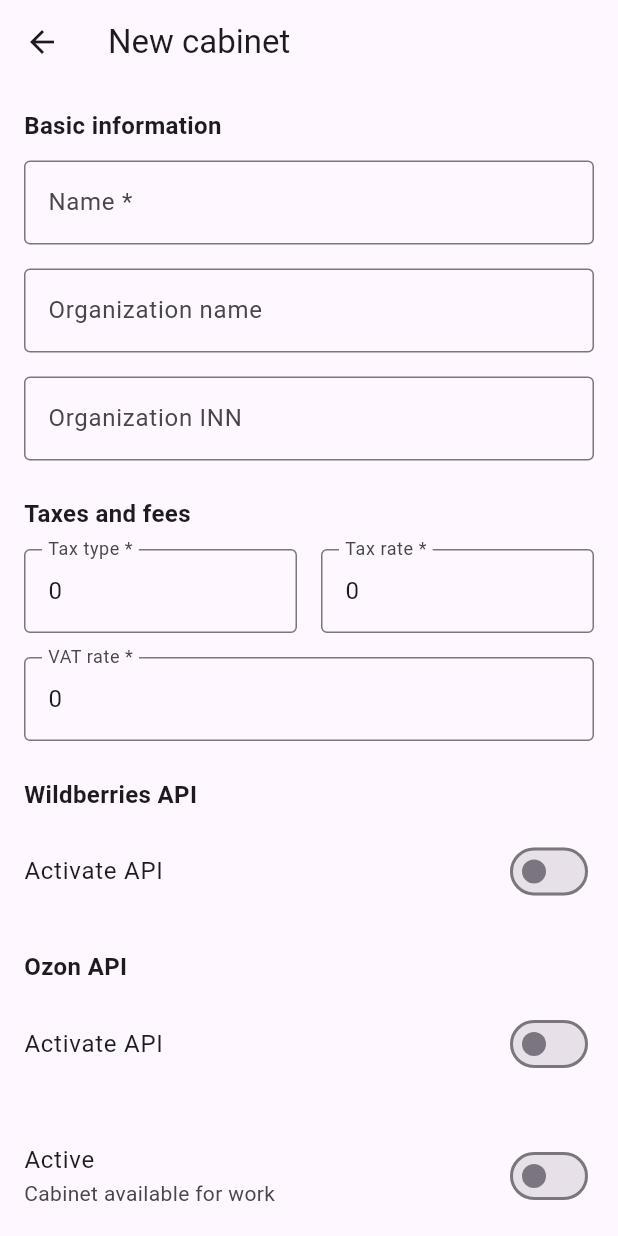
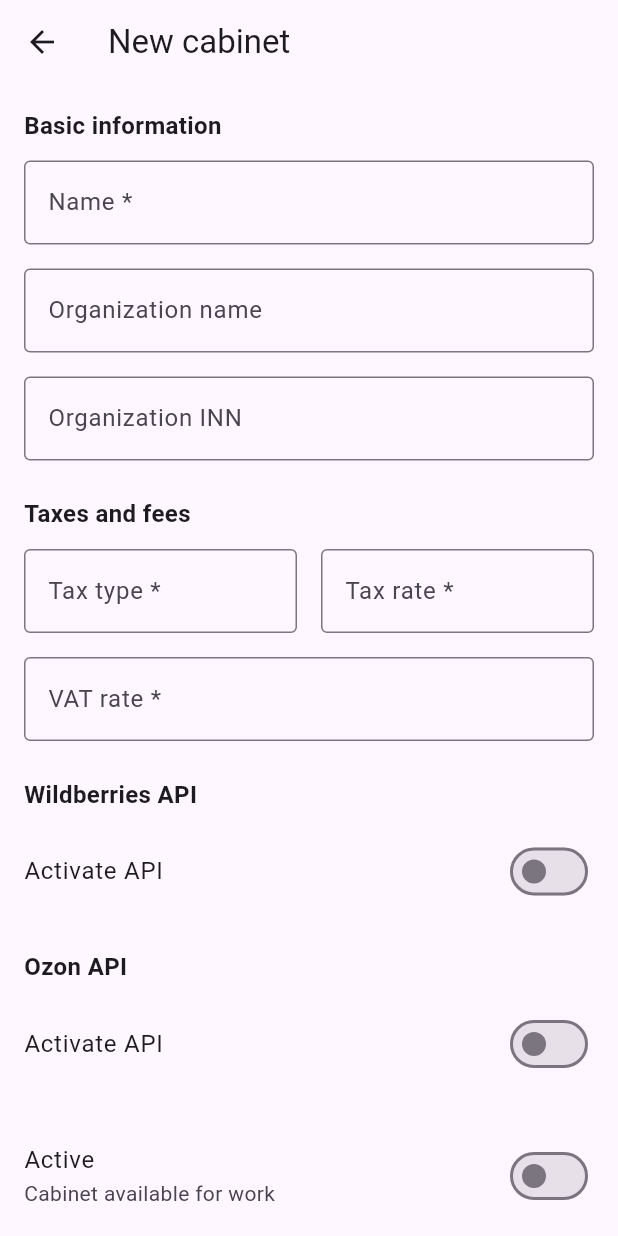
Before and after one commit to vladdan16/qubba-app, a Flutter app: the _CabinetFormView screen opened directly, on a phone screen of 412 x 824 dp. Run offline on Flutter 3.47's test engine with Material 3 defaults, Android fonts, the light colour scheme and no system bars; our stand-ins replace bloc, bloc_concurrency, dio, flutter_bloc, flutter_secure_storage, freezed_annotation and 2 more; accounts and stored records are empty.

Commit message:
fix text fields and formatting

```diff
--- a/lib/features/cabinets/ui/cabinet_form_screen.dart
+++ b/lib/features/cabinets/ui/cabinet_form_screen.dart
@@ -284,8 +284,6 @@ class _CabinetFormView extends StatelessWidget {
     ),
     keyboardType: keyboardType,
     obscureText: obscureText,
-    controller: TextEditingController(text: value)
-      ..selection = TextSelection.collapsed(offset: value?.length ?? 0),
     onChanged: onChanged,
   );
 
@@ -299,8 +297,6 @@ class _CabinetFormView extends StatelessWidget {
       border: const OutlineInputBorder(),
     ),
     keyboardType: TextInputType.number,
-    controller: TextEditingController(text: value ?? '')
-      ..selection = TextSelection.collapsed(offset: value?.length ?? 0),
     onChanged: onChanged,
   );
 
```
Also changed, not shown: lib/features/cabinets/domain/bloc/cabinets_bloc.dart (+8 -5 lines).
